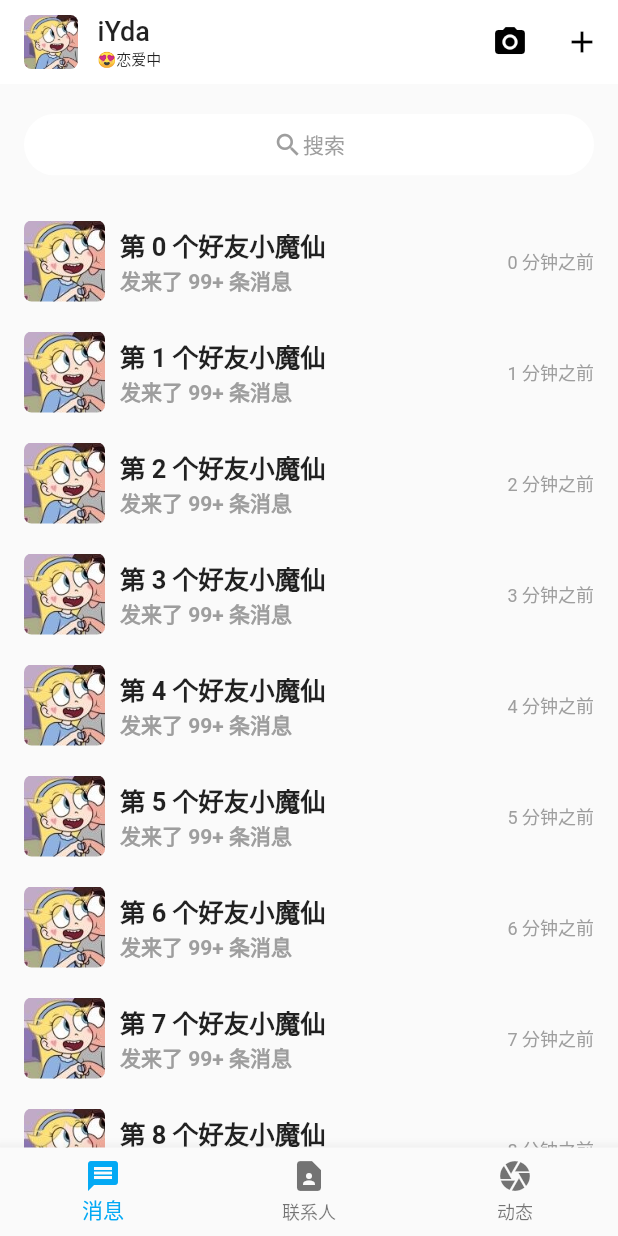
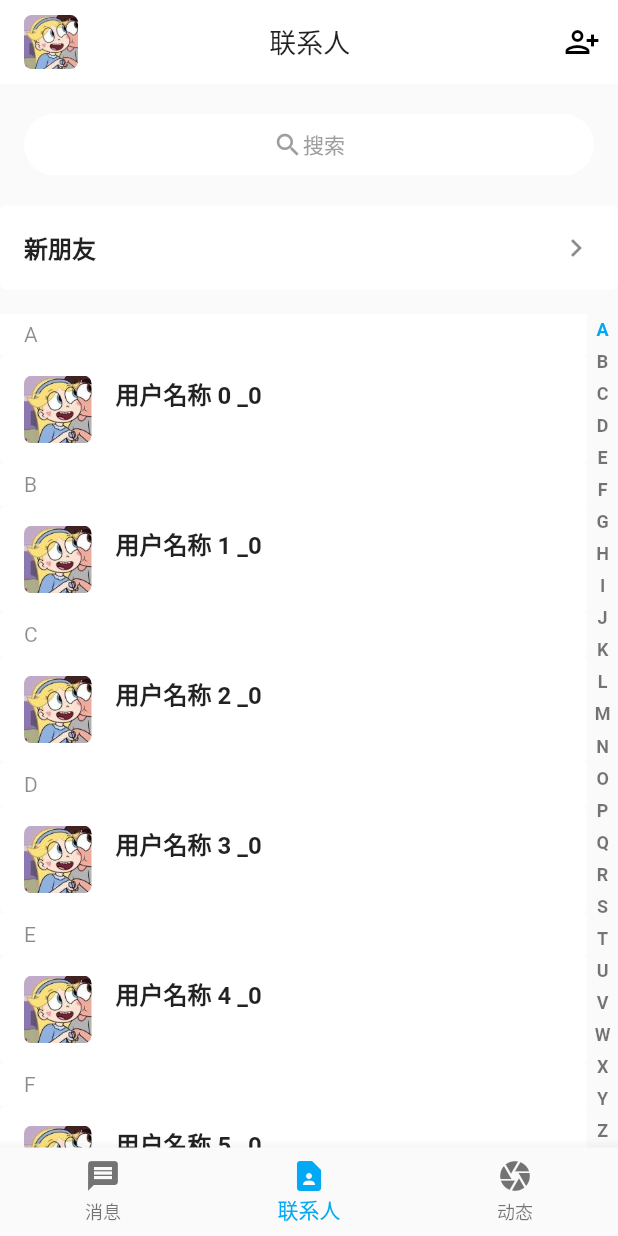
Before and after one commit to Yidadaa/Flutter-Messager, a Flutter app: the screen it shows after launch, on a phone screen of 412 x 824 dp. Run offline on Flutter 3.47's test engine with Material 2 defaults, Android fonts, the phone set to English and light mode, and no system bars; drawn by our look-alikes of sticky_headers.

Commit message:
feat(contact): add contact page

```diff
--- /dev/null
+++ b/lib/components/nav.dart
@@ -0,0 +1,38 @@
+import 'package:flutter/material.dart';
+
+import 'package:flutter_chat/pages/contact.dart';
+import 'package:flutter_chat/pages/home.dart';
+import 'package:flutter_chat/pages/chat.dart';
+
+Map<String, Widget Function(BuildContext)> pageRouteTable = {
+  '/home': (context) => HomePage(),
+  '/message': (context) => MessagePage(),
+  '/contact': (context) => ContactPage(),
+};
+
+/// Build Navigation bar of home page.
+///
+/// `currentIndex` is current page index,
+/// `context` is BuildContext.
+Widget buildNavBar(int currentIndex, BuildContext context) {
+  return BottomNavigationBar(
+    selectedItemColor: Colors.lightBlue,
+    currentIndex: currentIndex,
+    onTap: (i) {
+      const List<String> pages = ['/home', '/contact', '/home'];
+      // We disable page route transition of pages in nav bar.
+      Navigator.of(context).pushReplacement(
+        PageRouteBuilder(
+          pageBuilder: (context, animation1, animation2) =>
+              pageRouteTable[pages[i]](context),
+          transitionDuration: Duration(seconds: 0),
+        ),
+      );
+    },
+    items: [
+      BottomNavigationBarItem(icon: Icon(Icons.message), label: '消息'),
+      BottomNavigationBarItem(icon: Icon(Icons.contact_page), label: '联系人'),
+      BottomNavigationBarItem(icon: Icon(Icons.camera), label: '动态')
+    ],
+  );
+}
--- /dev/null
+++ b/lib/components/searchbar.dart
@@ -0,0 +1,29 @@
+import 'package:flutter/material.dart';
+
+class SearchBar extends StatelessWidget {
+  const SearchBar({Key key}) : super(key: key);
+
+  @override
+  Widget build(BuildContext context) {
+    return Container(
+      padding: EdgeInsets.symmetric(vertical: 20, horizontal: 16),
+      child: ClipRRect(
+        borderRadius: BorderRadius.circular(50),
+        child: Container(
+          padding: EdgeInsets.symmetric(vertical: 10),
+          width: double.infinity,
+          color: Colors.white,
+          child: Center(
+            child: Row(
+              mainAxisAlignment: MainAxisAlignment.center,
+              children: [
+                Icon(Icons.search, color: Colors.grey, size: 20),
+                Text('搜索', style: TextStyle(color: Colors.grey))
+              ],
+            ),
+          ),
+        ),
+      ),
+    );
+  }
+}
--- a/lib/main.dart
+++ b/lib/main.dart
@@ -1,7 +1,6 @@
 import 'package:flutter/material.dart';
 import 'package:flutter/services.dart';
-import 'package:flutter_chat/pages/home.dart';
-import 'package:flutter_chat/pages/chat.dart';
+import 'package:flutter_chat/components/nav.dart';
 import 'package:flutter_chat/utils/theme.dart';
 
 void main() {
@@ -23,11 +22,8 @@ class MyApp extends StatelessWidget {
         primarySwatch: white,
         visualDensity: VisualDensity.adaptivePlatformDensity,
       ),
-      routes: {
-        '/home': (context) => HomePage(),
-        '/message': (context) => MessagePage(),
-      },
-      initialRoute: '/home',
+      routes: pageRouteTable,
+      initialRoute: '/contact',
     );
   }
 }
--- /dev/null
+++ b/lib/model/user.dart
@@ -0,0 +1,7 @@
+class User {
+  User(this.name, this.avatar, {this.motto});
+
+  final String name;
+  final String motto;
+  final String avatar;
+}
--- /dev/null
+++ b/lib/pages/contact.dart
@@ -0,0 +1,175 @@
+import 'package:flutter/material.dart';
+import 'package:flutter_chat/components/avatar.dart';
+import 'package:flutter_chat/components/nav.dart';
+import 'package:flutter_chat/components/searchbar.dart';
+import 'package:flutter_chat/model/user.dart';
+import 'package:sticky_headers/sticky_headers.dart';
+
+import 'dart:math';
+
+class ContactPage extends StatefulWidget {
+  ContactPage({Key key}) : super(key: key);
+
+  @override
+  _ContactPageState createState() => _ContactPageState();
+}
+
+class _ContactPageState extends State<ContactPage> {
+  List<MapEntry<String, List<User>>> _contacts;
+  String _currentHeaderKey = 'A';
+
+  @override
+  void initState() {
+    super.initState();
+    _loadContacts();
+  }
+
+  void _loadContacts() {
+    List<MapEntry> groupedContacts = Iterable.generate(26).map((i) {
+      List<User> users = Iterable.generate(Random().nextInt(5) + 1)
+          .map((ui) => User('用户名称 $i _$ui', 'assets/avatar.jpg',
+              motto: '名人名言' * Random().nextInt(4)))
+          .toList();
+      return MapEntry(String.fromCharCode(i + 65), users.toList());
+    }).toList();
+
+    setState(() {
+      _contacts = groupedContacts;
+    });
+  }
+
+  Widget _buildAppBar() {
+    return AppBar(
+      elevation: 0,
+      title: Row(
+        children: [
+          Padding(
+            padding: EdgeInsets.only(right: 13),
+            child: Avatar('assets/avatar.jpg', size: 36),
+          ),
+          Expanded(
+            child: Text(
+              '联系人',
+              style: TextStyle(fontSize: 18),
+              textAlign: TextAlign.center,
+            ),
+          )
+        ],
+      ),
+      actions: [
+        IconButton(
+          icon: Icon(Icons.person_add_alt),
+          onPressed: () {},
+        ),
+      ],
+    );
+  }
+
+  Widget _buildActionPanel() {
+    return Padding(
+      padding: EdgeInsets.only(bottom: 16),
+      child: Card(
+          elevation: 0,
+          margin: EdgeInsets.zero,
+          color: Colors.white,
+          child: ListTile(
+            onTap: () {},
+            title: Text('新朋友', style: TextStyle(fontWeight: FontWeight.bold)),
+            trailing: Icon(Icons.keyboard_arrow_right),
+          )),
+    );
+  }
+
+  Widget _buildContactList() {
+    return Row(children: [
+      Expanded(
+          child: NotificationListener<ScrollNotification>(
+              onNotification: (notification) {
+                setState(() {});
+                return true;
+              },
+              child: ListView.builder(
+                itemCount: _contacts.length,
+                itemBuilder: (context, index) {
+                  return StickyHeaderBuilder(
+                      builder: (context, amount) {
+                        // set current header key
+                        if (amount >= 0 && amount < 0.1) {
+                          _currentHeaderKey = _contacts[index].key;
+                        }
+                        return Container(
+                          width: double.infinity,
+                          padding:
+                              EdgeInsets.symmetric(horizontal: 16, vertical: 6),
+                          color: Colors.white,
+                          child: Text(
+                            _contacts[index].key,
+                            style: TextStyle(
+                                color: amount < 0.1
+                                    ? Colors.lightBlue
+                                    : Colors.black45),
+                          ),
+                        );
+                      },
+                      content: Card(
+                        elevation: 0,
+                        margin: EdgeInsets.zero,
+                        color: Colors.white,
+                        child: Column(
+                          children: _contacts[index]
+                              .value
+                              .map((user) => ListTile(
+                                    leading: Avatar(
+                                      user.avatar,
+                                      size: 45,
+                                    ),
+                                    title: Text(user.name,
+                                        style: TextStyle(
+                                            fontWeight: FontWeight.bold)),
+                                    subtitle: Text(user.motto ?? '在线中',
+                                        style: TextStyle(
+                                            fontWeight: FontWeight.bold,
+                                            fontSize: 12)),
+                                    onTap: () {},
+                                  ))
+                              .toList(),
+                        ),
+                      ));
+                },
+              ))),
+      Column(
+          mainAxisAlignment: MainAxisAlignment.spaceAround,
+          children: _contacts
+              .map((contact) => Padding(
+                    padding: EdgeInsets.symmetric(vertical: 2, horizontal: 5),
+                    child: Text(
+                      contact.key,
+                      style: TextStyle(
+                          fontSize: 12,
+                          fontWeight: FontWeight.bold,
+                          color: _currentHeaderKey == contact.key
+                              ? Colors.lightBlue
+                              : Colors.black54),
+                    ),
+                  ))
+              .toList())
+    ]);
+  }
+
+  @override
+  Widget build(BuildContext context) {
+    return Scaffold(
+      bottomNavigationBar: buildNavBar(1, context),
+      appBar: _buildAppBar(),
+      body: Column(
+        children: [
+          SearchBar(),
+          _buildActionPanel(),
+          Expanded(
+            child: _buildContactList(),
+          )
+        ],
+      ),
+    );
+  }
+}
--- a/lib/pages/home.dart
+++ b/lib/pages/home.dart
@@ -1,5 +1,7 @@
 import 'package:flutter/material.dart';
 import 'package:flutter_chat/components/avatar.dart';
+import 'package:flutter_chat/components/nav.dart';
+import 'package:flutter_chat/components/searchbar.dart';
 
 class HomePage extends StatefulWidget {
   HomePage({Key key}) : super(key: key);
@@ -100,60 +102,19 @@ class _HomePageState extends State<HomePage> {
     );
   }
 
-  Widget _buildSearchBar() {
-    return Container(
-      padding: EdgeInsets.symmetric(vertical: 20, horizontal: 16),
-      child: ClipRRect(
-        borderRadius: BorderRadius.circular(50),
-        child: Container(
-          padding: EdgeInsets.symmetric(vertical: 10),
-          width: double.infinity,
-          color: Colors.white,
-          child: Center(
-            child: Row(
-              mainAxisAlignment: MainAxisAlignment.center,
-              children: [
-                Icon(
-                  Icons.search,
-                  color: Colors.grey,
-                  size: 20,
-                ),
-                Text(
-                  '搜索',
-                  style: TextStyle(color: Colors.grey),
-                )
-              ],
-            ),
-          ),
-        ),
-      ),
-    );
-  }
-
-  Widget _buildNavigationBar() {
-    return BottomNavigationBar(
-      selectedItemColor: Colors.lightBlue,
-      items: [
-        BottomNavigationBarItem(icon: Icon(Icons.message), label: '消息'),
-        BottomNavigationBarItem(icon: Icon(Icons.contact_page), label: '联系人'),
-        BottomNavigationBarItem(icon: Icon(Icons.camera), label: '动态')
-      ],
-    );
-  }
-
   @override
   Widget build(BuildContext context) {
     return Scaffold(
       appBar: _buildAppBar(),
       body: Column(
         children: [
-          _buildSearchBar(),
+          SearchBar(),
           Expanded(
             child: _buildListView(),
           )
         ],
       ),
-      bottomNavigationBar: _buildNavigationBar(),
+      bottomNavigationBar: buildNavBar(0, context),
     );
   }
 }
--- a/pubspec.yaml
+++ b/pubspec.yaml
@@ -21,6 +21,7 @@ environment:
   sdk: ">=2.7.0 <3.0.0"
 
 dependencies:
+  sticky_headers: ^0.1.8+1
   flutter:
     sdk: flutter
 
```
Also changed, not shown: pubspec.lock.
